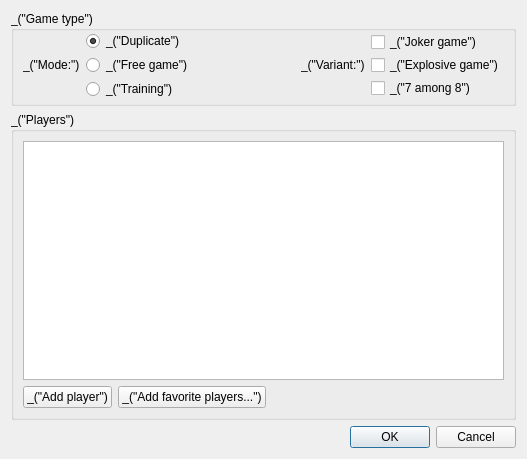
Old version of the form qt/ui/new_game.ui in the repository cjlano/eliot.
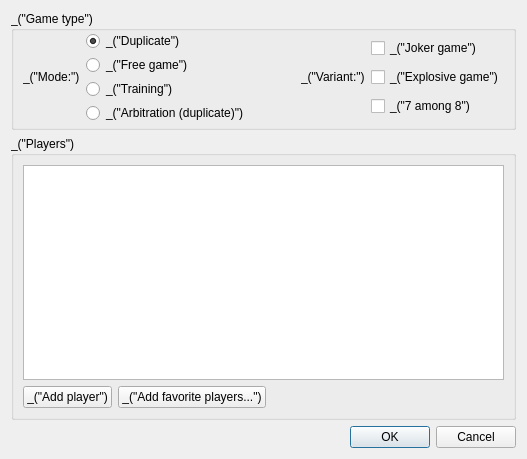
New version of the form.

Commit message:
New arbitration mode, dedicate to arbitration of duplicate games.
It is mostly working, but many things are still missing.
In particular:
 - ability to enter (or change) moves for a past turn
 - ability to change the rack (manually, or randomly)
 - ability to add/remove players during the game
 - support for solos, warnings, penalties
 - support for table number
 - more ergonomic interface
 - non regression tests
 - ... and probably bugs to fix

```diff
--- a/qt/ui/new_game.ui
+++ b/qt/ui/new_game.ui
@@ -65,6 +65,13 @@
           </property>
          </widget>
         </item>
+        <item>
+         <widget class="QRadioButton" name="radioButtonArbitration">
+          <property name="text">
+           <string>_(&quot;Arbitration (duplicate)&quot;)</string>
+          </property>
+         </widget>
+        </item>
        </layout>
       </item>
       <item>
```
The commit also changes 28 other files.
